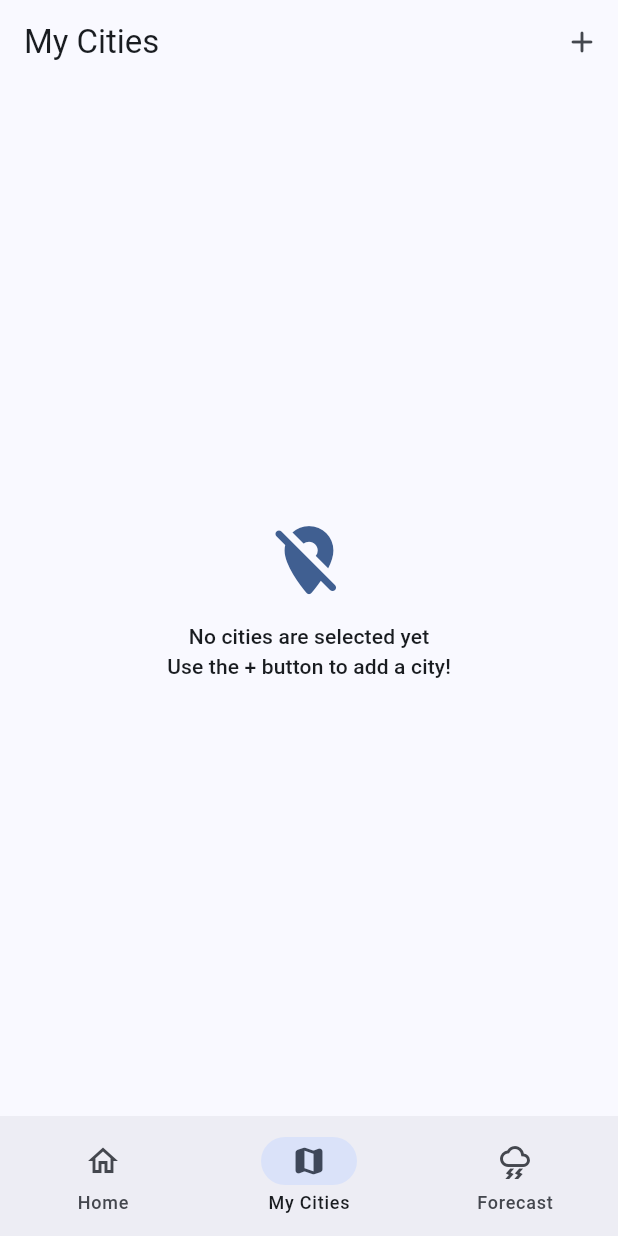
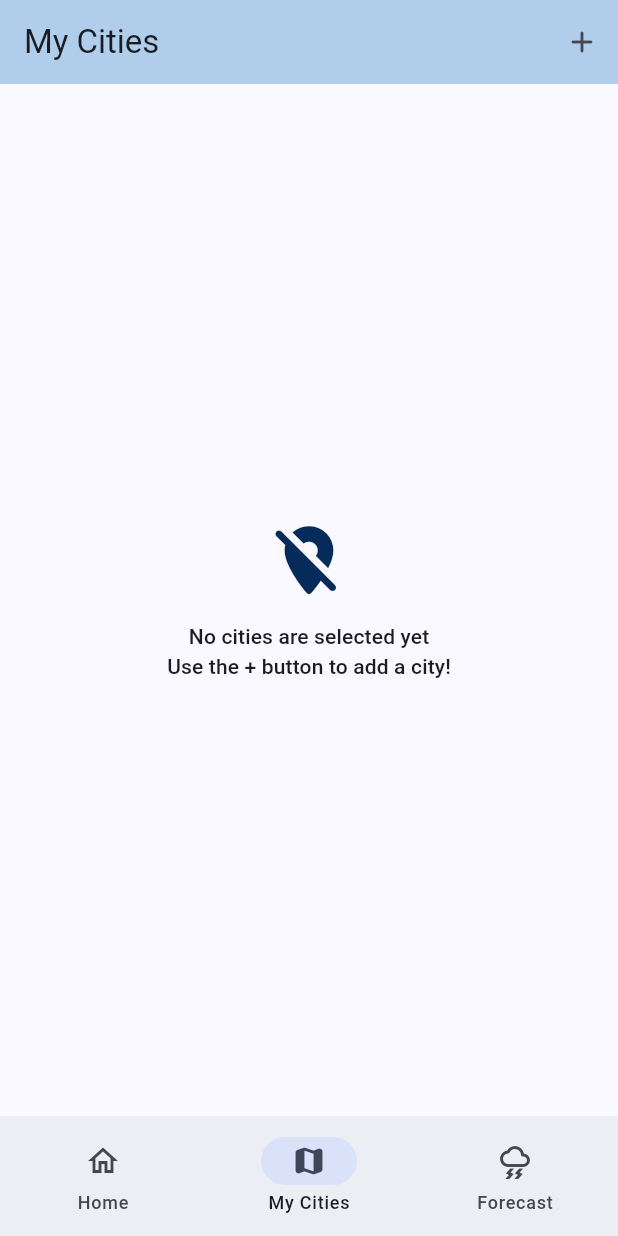
Before and after one commit to Mozilla-Club-IIT/flutter_bootcamp_2023, a Flutter app: the screen it shows after launch, item 2 of the bottom bar chosen, on a phone screen of 412 x 824 dp. Run offline on Flutter 3.47's test engine with Material 2 defaults, Android fonts, the phone set to English and light mode, and no system bars; our stand-ins replace hive, hive_flutter; accounts and stored records are empty.

Commit message:
chore: update color scheme to match design

```diff
--- a/lib/app.dart
+++ b/lib/app.dart
@@ -24,11 +24,7 @@ class _AppState extends State<App> {
     return MaterialApp(
       debugShowCheckedModeBanner: false,
       themeMode: ThemeMode.light,
-      theme: ThemeData(
-        useMaterial3: true,
-        brightness: Brightness.light,
-        colorSchemeSeed: const Color.fromARGB(255, 4, 43, 89),
-      ),
+      theme: getTheme(),
       home: const RootLayout(),
     );
   }
@@ -43,4 +39,20 @@ class _AppState extends State<App> {
       systemNavigationBarIconBrightness: Brightness.light,
     ));
   }
+
+  ThemeData getTheme() {
+    final colorSeed = ColorScheme.fromSeed(seedColor: const Color.fromARGB(255, 4, 43, 89));
+
+    return ThemeData(
+      useMaterial3: true,
+      brightness: Brightness.light,
+      colorScheme: colorSeed.copyWith(
+        background: const Color.fromARGB(255, 176, 206, 235),
+        primary: const Color.fromARGB(255, 4, 43, 89),
+      ),
+      appBarTheme: const AppBarTheme(
+        backgroundColor: Color.fromARGB(255, 176, 206, 235),
+      ),
+    );
+  }
 }
```
